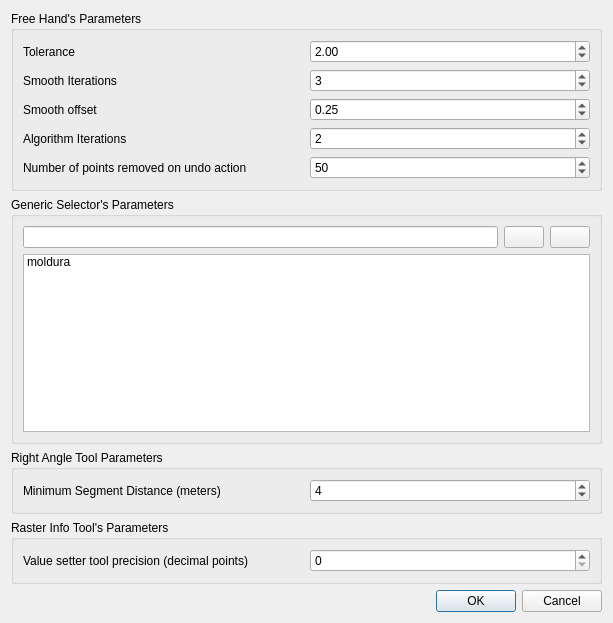
The window that gui/AboutAndFurtherInfo/Options/options.ui (dsgoficial/DsgTools) describes before a commit, drawn with Qt 5.
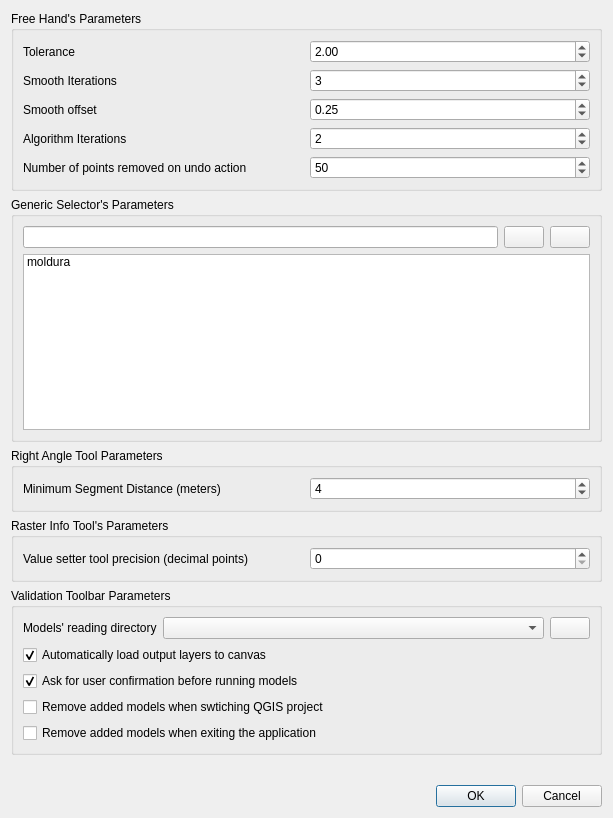
The same window after the commit. Icons and pictures are not drawn. Custom widgets are drawn as their Qt base class.

Commit message: added validation toolbar options

What changed in the file:
```diff
--- a/gui/AboutAndFurtherInfo/Options/options.ui
+++ b/gui/AboutAndFurtherInfo/Options/options.ui
@@ -7,23 +7,13 @@
     <x>0</x>
     <y>0</y>
     <width>613</width>
-    <height>623</height>
+    <height>818</height>
    </rect>
   </property>
   <property name="windowTitle">
    <string>DSGTools Options</string>
   </property>
-  <layout class="QGridLayout" name="gridLayout_4">
-   <item row="4" column="0">
-    <widget class="QDialogButtonBox" name="buttonBox">
-     <property name="orientation">
-      <enum>Qt::Horizontal</enum>
-     </property>
-     <property name="standardButtons">
-      <set>QDialogButtonBox::Cancel|QDialogButtonBox::Ok</set>
-     </property>
-    </widget>
-   </item>
+  <layout class="QGridLayout" name="gridLayout_6">
    <item row="0" column="0">
     <widget class="QgsCollapsibleGroupBox" name="mGroupBox">
      <property name="title">
@@ -162,32 +152,6 @@
      </layout>
     </widget>
    </item>
-   <item row="3" column="0">
-    <widget class="QgsCollapsibleGroupBox" name="mGroupBox_3">
-     <property name="title">
-      <string>Raster Info Tool's Parameters</string>
-     </property>
-     <layout class="QGridLayout" name="gridLayout_2">
-      <item row="0" column="0">
-       <widget class="QLabel" name="label_6">
-        <property name="text">
-         <string>Value setter tool precision (decimal points)</string>
-        </property>
-       </widget>
-      </item>
-      <item row="0" column="1">
-       <widget class="QgsSpinBox" name="decimalQgsSpinBox">
-        <property name="maximum">
-         <number>21</number>
-        </property>
-        <property name="value">
-         <number>0</number>
-        </property>
-       </widget>
-      </item>
-     </layout>
-    </widget>
-   </item>
    <item row="2" column="0">
     <widget class="QgsCollapsibleGroupBox" name="mGroupBox_4">
      <property name="title">
@@ -214,6 +178,144 @@
      </layout>
     </widget>
    </item>
+   <item row="3" column="0">
+    <widget class="QgsCollapsibleGroupBox" name="mGroupBox_3">
+     <property name="title">
+      <string>Raster Info Tool's Parameters</string>
+     </property>
+     <layout class="QGridLayout" name="gridLayout_2">
+      <item row="0" column="0">
+       <widget class="QLabel" name="label_6">
+        <property name="text">
+         <string>Value setter tool precision (decimal points)</string>
+        </property>
+       </widget>
+      </item>
+      <item row="0" column="1">
+       <widget class="QgsSpinBox" name="decimalQgsSpinBox">
+        <property name="maximum">
+         <number>21</number>
+        </property>
+        <property name="value">
+         <number>0</number>
+        </property>
+       </widget>
+      </item>
+     </layout>
+    </widget>
+   </item>
+   <item row="4" column="0">
+    <widget class="QgsCollapsibleGroupBox" name="mGroupBox_5">
+     <property name="title">
+      <string>Validation Toolbar Parameters</string>
+     </property>
+     <layout class="QGridLayout" name="gridLayout_4">
+      <item row="0" column="1">
+       <widget class="QComboBox" name="modelPathComboBox">
+        <property name="sizePolicy">
+         <sizepolicy hsizetype="MinimumExpanding" vsizetype="Minimum">
+          <horstretch>0</horstretch>
+          <verstretch>0</verstretch>
+         </sizepolicy>
+        </property>
+        <property name="frame">
+         <bool>true</bool>
+        </property>
+       </widget>
+      </item>
+      <item row="0" column="0">
+       <widget class="QLabel" name="label_9">
+        <property name="sizePolicy">
+         <sizepolicy hsizetype="Minimum" vsizetype="Minimum">
+          <horstretch>0</horstretch>
+          <verstretch>0</verstretch>
+         </sizepolicy>
+        </property>
+        <property name="text">
+         <string>Models' reading directory</string>
+        </property>
+       </widget>
+      </item>
+      <item row="2" column="0" colspan="2">
+       <widget class="QCheckBox" name="checkBeforeRunModelCheckBox">
+        <property name="text">
+         <string>Ask for user confirmation before running models</string>
+        </property>
+        <property name="checked">
+         <bool>true</bool>
+        </property>
+       </widget>
+      </item>
+      <item row="4" column="0" colspan="2">
+       <widget class="QCheckBox" name="resetModelsCheckBox">
+        <property name="text">
+         <string>Remove added models when exiting the application</string>
+        </property>
+       </widget>
+      </item>
+      <item row="3" column="0" colspan="2">
+       <widget class="QCheckBox" name="removeModelsProjectCheckBox">
+        <property name="text">
+         <string>Remove added models when swtiching QGIS project</string>
+        </property>
+       </widget>
+      </item>
+      <item row="0" column="2">
+       <widget class="QPushButton" name="addModelPathPushButton">
+        <property name="sizePolicy">
+         <sizepolicy hsizetype="Minimum" vsizetype="Minimum">
+          <horstretch>0</horstretch>
+          <verstretch>0</verstretch>
+         </sizepolicy>
+        </property>
+        <property name="toolTip">
+         <string>Add a custom path to look for QGIS Processing models.</string>
+        </property>
+        <property name="text">
+         <string/>
+        </property>
+        <property name="icon">
+         <iconset resource="../../../resources.qrc">
+          <normaloff>:/plugins/DsgTools/icons/plus.png</normaloff>:/plugins/DsgTools/icons/plus.png</iconset>
+        </property>
+       </widget>
+      </item>
+      <item row="1" column="0" colspan="3">
+       <widget class="QCheckBox" name="loadModelOutputCheckBox">
+        <property name="text">
+         <string>Automatically load output layers to canvas</string>
+        </property>
+        <property name="checked">
+         <bool>true</bool>
+        </property>
+       </widget>
+      </item>
+     </layout>
+    </widget>
+   </item>
+   <item row="5" column="0">
+    <spacer name="verticalSpacer">
+     <property name="orientation">
+      <enum>Qt::Vertical</enum>
+     </property>
+     <property name="sizeHint" stdset="0">
+      <size>
+       <width>20</width>
+       <height>40</height>
+      </size>
+     </property>
+    </spacer>
+   </item>
+   <item row="6" column="0">
+    <widget class="QDialogButtonBox" name="buttonBox">
+     <property name="orientation">
+      <enum>Qt::Horizontal</enum>
+     </property>
+     <property name="standardButtons">
+      <set>QDialogButtonBox::Cancel|QDialogButtonBox::Ok</set>
+     </property>
+    </widget>
+   </item>
   </layout>
  </widget>
  <customwidgets>
```
Left out of the diff: 8 changed lines with no effect on the pictures. The commit also changes 3 other files.
